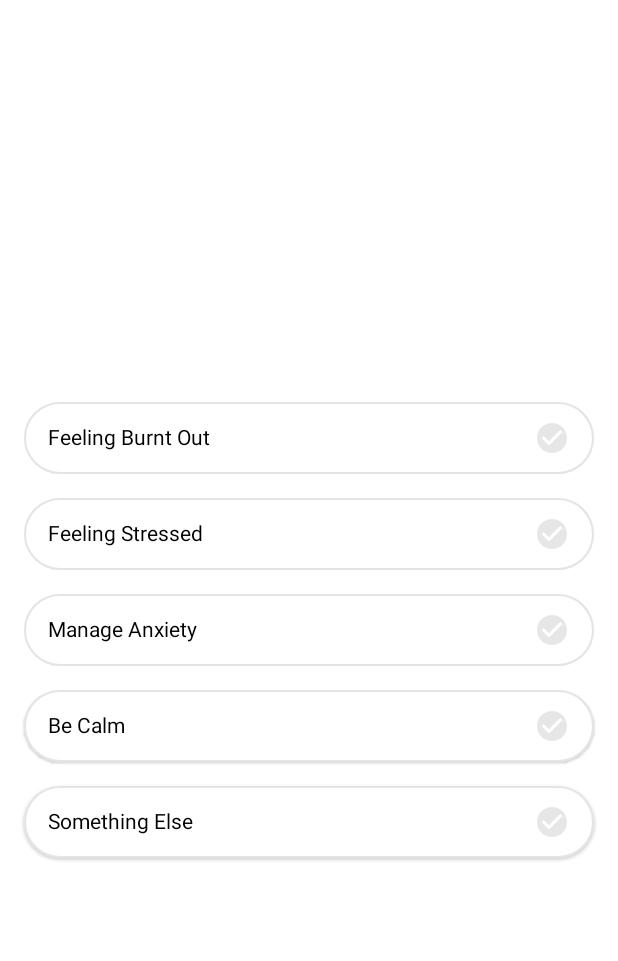
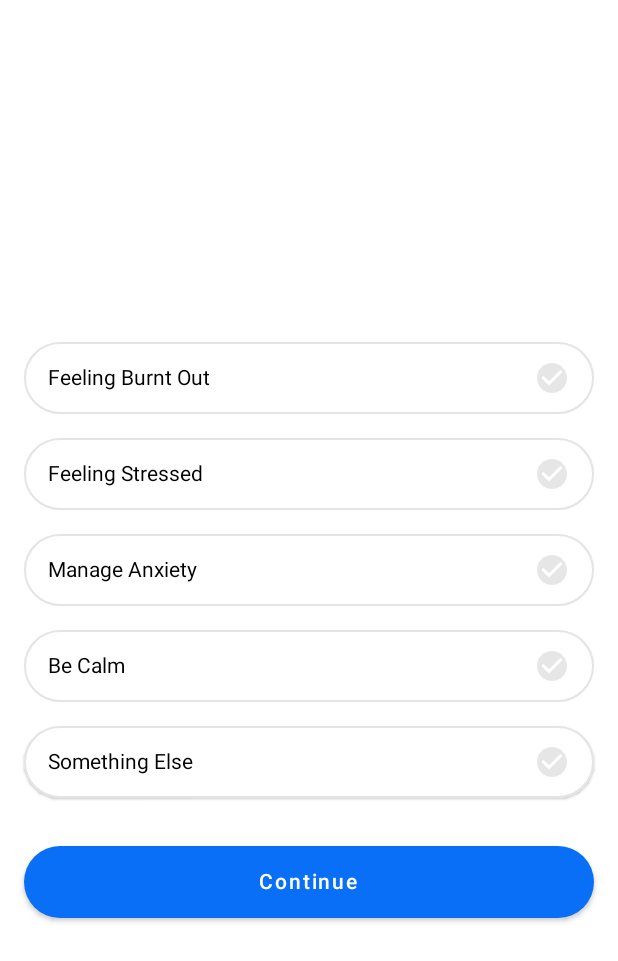
Before and after one commit to anidmurmu/Sachetan, an Android app built with Jetpack Compose: the screen it shows after launch (ProblemDescriptionActivity), on a phone screen of 412 x 824 dp. Shown: the top 961 px of the screen. Run offline under Robolectric (Android 15) with nearby library versions, the phone set to English and light mode, and no system bars; our stand-ins replace Dagger/Hilt's generated code.

Commit message:
button is added

```diff
--- a/app/src/main/java/com/example/sachetan/ui/problem_desc/ProblemDescription.kt
+++ b/app/src/main/java/com/example/sachetan/ui/problem_desc/ProblemDescription.kt
@@ -7,8 +7,7 @@ import androidx.compose.foundation.clickable
 import androidx.compose.foundation.layout.*
 import androidx.compose.foundation.shape.CircleShape
 import androidx.compose.foundation.shape.RoundedCornerShape
-import androidx.compose.material.Card
-import androidx.compose.material.Text
+import androidx.compose.material.*
 import androidx.compose.runtime.Composable
 import androidx.compose.runtime.collectAsState
 import androidx.compose.ui.Alignment
@@ -19,13 +18,15 @@ import androidx.compose.ui.graphics.ColorFilter
 import androidx.compose.ui.layout.ContentScale
 import androidx.compose.ui.res.colorResource
 import androidx.compose.ui.res.painterResource
+import androidx.compose.ui.res.stringResource
 import androidx.compose.ui.unit.dp
 import com.example.sachetan.R
 import com.example.sachetan.ui.base_compose.units.BaseDpValues
 import com.example.sachetan.ui.base_compose.units.BasePadding
 
 @Composable
-fun ProblemDescriptionScreen(viewModel: ProblemDescriptionViewModel) {
+fun ProblemDescriptionScreen(viewModel: ProblemDescriptionViewModel,
+    onSubmit: () -> Unit) {
     Column(
         modifier = Modifier
             .fillMaxSize()
@@ -33,11 +34,21 @@ fun ProblemDescriptionScreen(viewModel: ProblemDescriptionViewModel) {
             .padding(horizontal = BasePadding.Default),
         verticalArrangement = Arrangement.Center
     ) {
-        ProblemBurnOutItem("Feeling Burnt Out", viewModel, {}, Modifier)
-        ProblemStressedItem("Feeling Stressed", viewModel, {}, Modifier)
-        ProblemAnxietyItem("Manage Anxiety", viewModel, {}, Modifier)
-        ProblemCalmItem("Be Calm", viewModel, {}, Modifier)
-        ProblemSomethingItem("Something Else", viewModel, {}, Modifier)
+        ProblemBurnOutItem(stringResource(id = R.string.burnt_out_msg), viewModel, {}, Modifier)
+        ProblemStressedItem(stringResource(id = R.string.stressed_msg), viewModel, {}, Modifier)
+        ProblemAnxietyItem(stringResource(id = R.string.anxiety_msg), viewModel, {}, Modifier)
+        ProblemCalmItem(stringResource(id = R.string.calm_msg), viewModel, {}, Modifier)
+        ProblemSomethingItem(stringResource(id = R.string.something_msg), viewModel, {}, Modifier)
+        Button(onClick = { onSubmit.invoke() },
+            colors = ButtonDefaults.buttonColors(backgroundColor = colorResource(id = R.color.problem_btn_color)),
+            modifier = Modifier
+                .padding(top = 32.dp)
+                .fillMaxWidth()
+                .height(BaseDpValues.ItemMinHeight),
+            shape = RoundedCornerShape(28.dp)) {
+            Text(text = "Continue",
+            color = Color.White)
+        }
     }
 }
 
--- a/app/src/main/java/com/example/sachetan/ui/problem_desc/ProblemViewState.kt
+++ b/app/src/main/java/com/example/sachetan/ui/problem_desc/ProblemViewState.kt
@@ -12,6 +12,12 @@ class ProblemViewState {
         const val ANXIETY_ID = 3
         const val CALM_ID = 4
         const val SOMETHING_ID = 5
+
+        const val BURNT_OUT_TXT = "Feeling"
+        const val STRESSED_TXT = 2
+        const val ANXIETY_TXT = 3
+        const val CALM_TXT = 4
+        const val SOMETHING_TXT = 5
     }
     val _burntOut: MutableStateFlow<Boolean> = MutableStateFlow(false)
     val burntOut: StateFlow<Boolean>
--- a/app/src/main/res/values/colors.xml
+++ b/app/src/main/res/values/colors.xml
@@ -12,4 +12,5 @@
     <color name="selected_icon_color">#096ff7</color>
     <color name="un_selected_icon_color">#e6e6e6</color>
     <color name="border_color">#e4e4e4</color>
+    <color name="problem_btn_color">#096ff7</color>
 </resources>
--- a/app/src/main/res/values/strings.xml
+++ b/app/src/main/res/values/strings.xml
@@ -9,4 +9,9 @@
     <string name="emergency_contact_phone">Emergency Contact Number</string>
     <string name="btn_submit_text">Submit</string>
     <string name="cb_working_txt">Do you work as professional</string>
+    <string name="burnt_out_msg">Feeling Burnt Out</string>
+    <string name="stressed_msg">Feeling Stressed</string>
+    <string name="anxiety_msg">Manage Anxiety</string>
+    <string name="calm_msg">Be Calm</string>
+    <string name="something_msg">Something Else</string>
 </resources>
```
Also changed, not shown: app/src/main/java/com/example/sachetan/ui/problem_desc/ProblemDescriptionActivity.kt (+26 -7 lines).
